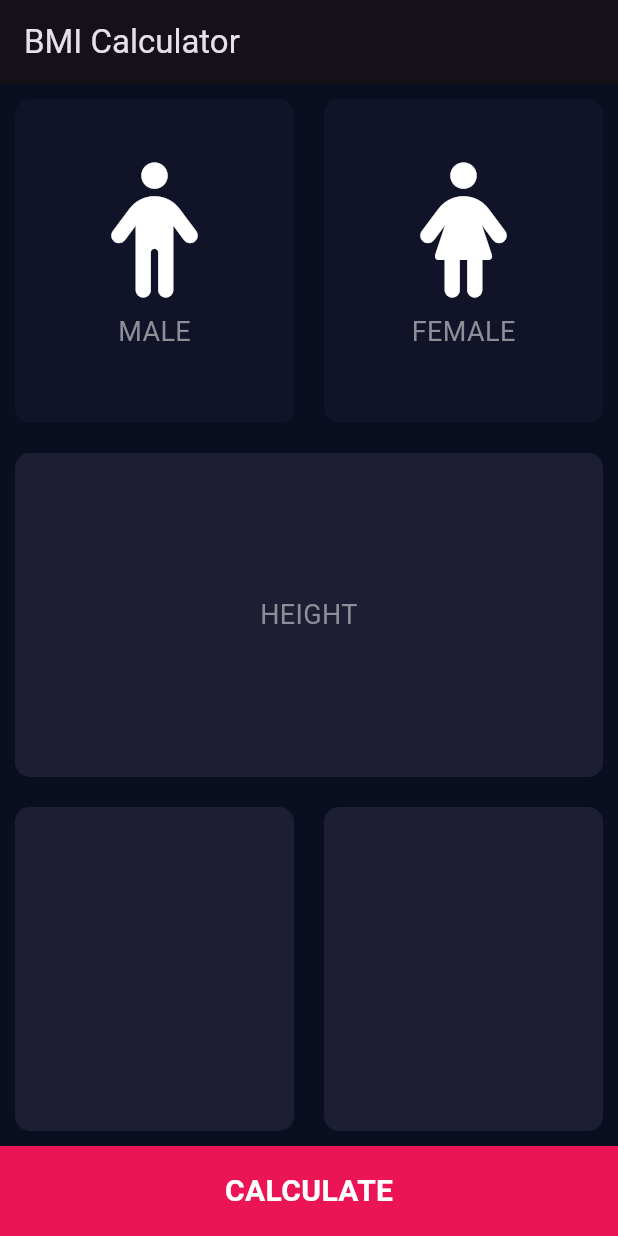
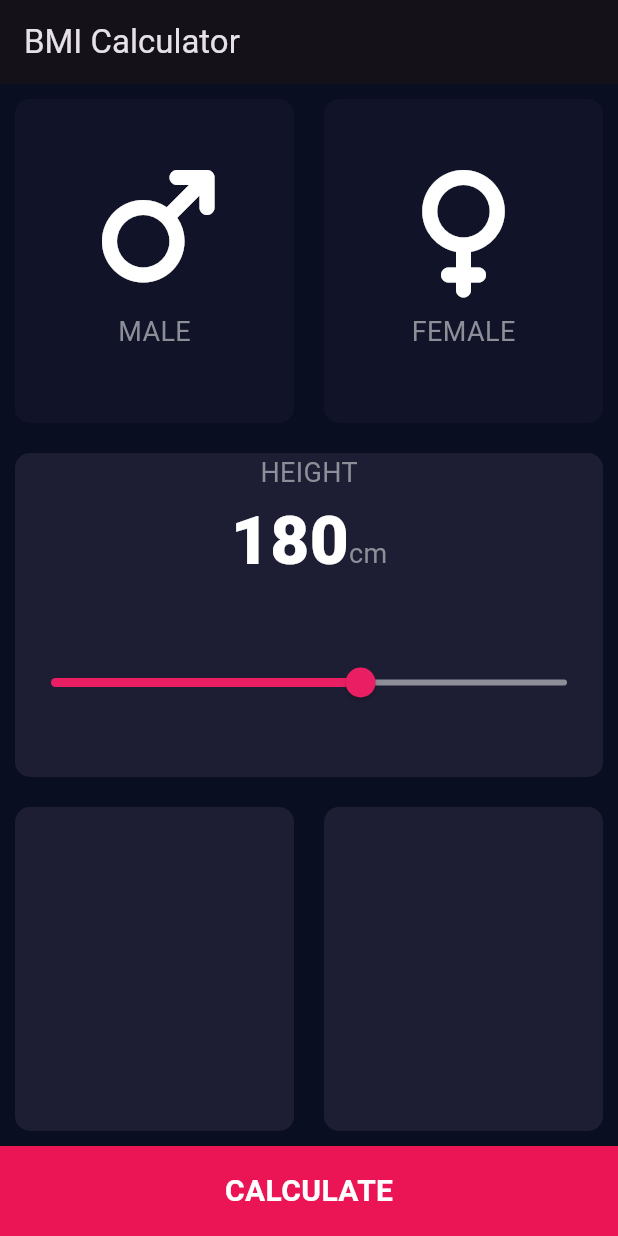
Before and after one commit to rabeelfatma/Flutter-Sp23-BSE-032-6A-Rabeel-Fatima, a Flutter app: the screen it shows after launch, on a phone screen of 412 x 824 dp. Run offline on Flutter 3.47's test engine with Material 3 defaults, Android fonts, the phone set to English and light mode, and no system bars; our stand-ins replace csv, fl_chart, flutter_local_notifications, font_awesome_flutter, google_fonts, pdf and 6 more; missing offline and left inert: android_intent_plus; accounts and stored records are empty.

Commit message:
submit video 13
i added height  number + cm row, and the Slider inside one Column,

```diff
--- a/bmi/bmi_app/lib/constantFile.dart
+++ b/bmi/bmi_app/lib/constantFile.dart
@@ -7,3 +7,9 @@ const Color bottomContainerColor = Color(0xFFEB1555);
 fontSize: 18.0,
 color: Color(0xFF8D8E98),
 );
+
+const KNUMBERSTYLE=TextStyle(
+fontSize: 45.0,
+fontWeight: FontWeight.w900,
+color: Colors.white,
+);
--- a/bmi/bmi_app/lib/input_page.dart
+++ b/bmi/bmi_app/lib/input_page.dart
@@ -18,6 +18,9 @@ class InputPage extends StatefulWidget {
 
 class _InputPageState extends State<InputPage> {
   Gender? selectGender;
+  int sliderHeight = 180;
+  int weight = 60;
+  int age = 25;
 
   @override
   Widget build(BuildContext context) {
@@ -28,6 +31,7 @@ class _InputPageState extends State<InputPage> {
       body: Column(
         crossAxisAlignment: CrossAxisAlignment.stretch,
         children: <Widget>[
+          /// 1. Gender Row
           Expanded(
             child: Row(
               children: <Widget>[
@@ -40,7 +44,7 @@ class _InputPageState extends State<InputPage> {
                     },
                     colors: selectGender == Gender.male ? activeColor : deActiveColor,
                     cardWidget: const RepeatTextandIconWidget(
-                      iconData: FontAwesomeIcons.male,
+                      iconData: FontAwesomeIcons.mars,
                       label: 'MALE',
                     ),
                   ),
@@ -54,7 +58,7 @@ class _InputPageState extends State<InputPage> {
                     },
                     colors: selectGender == Gender.female ? activeColor : deActiveColor,
                     cardWidget: const RepeatTextandIconWidget(
-                      iconData: FontAwesomeIcons.female,
+                      iconData: FontAwesomeIcons.venus,
                       label: 'FEMALE',
                     ),
                   ),
@@ -62,34 +66,76 @@ class _InputPageState extends State<InputPage> {
               ],
             ),
           ),
+
+          /// 2. Height Section — OVERFLOW FIXED
           Expanded(
             child: RepeatContainerCode(
               colors: const Color(0xFF1D1E33),
-              cardWidget: Center(
-                child: Text(
-                  'HEIGHT',
-                  style: KLABELSTYLE,
-                  textAlign: TextAlign.center,
-                ),
+              cardWidget: Column(
+                mainAxisAlignment: MainAxisAlignment.center,
+                children: <Widget>[
+                  const Text(
+                    'HEIGHT',
+                    style: KLABELSTYLE,
+                  ),
+
+                  Row(
+                    mainAxisAlignment: MainAxisAlignment.center,
+                    crossAxisAlignment: CrossAxisAlignment.baseline,
+                    textBaseline: TextBaseline.alphabetic,
+                    children: <Widget>[
+                      Text(
+                        sliderHeight.toString(),
+                        style: KNUMBERSTYLE,
+                      ),
+                      const Text(
+                        'cm',
+                        style: KLABELSTYLE,
+                      ),
+                    ],
+                  ),
+
+                  /// *** FIX: Expanded Slider to remove overflow ***
+                  Expanded(
+                    child: Slider(
+                      value: sliderHeight.toDouble(),
+                      min: 120.0,
+                      max: 220.0,
+                      activeColor: Colors.pink,
+                      inactiveColor: Color(0xFF8D8E98),
+                      onChanged: (double newValue) {
+                        setState(() {
+                          sliderHeight = newValue.round();
+                        });
+                      },
+                    ),
+                  ),
+                ],
               ),
             ),
           ),
+
+          /// 3. Weight + Age Section
           Expanded(
             child: Row(
               children: <Widget>[
                 Expanded(
                   child: RepeatContainerCode(
                     colors: const Color(0xFF1D1E33),
+                    cardWidget: Container(),
                   ),
                 ),
                 Expanded(
                   child: RepeatContainerCode(
                     colors: const Color(0xFF1D1E33),
+                    cardWidget: Container(),
                   ),
                 ),
               ],
             ),
           ),
+
+          /// 4. Bottom Button
           Container(
             color: bottomContainerColor,
             width: double.infinity,
```
